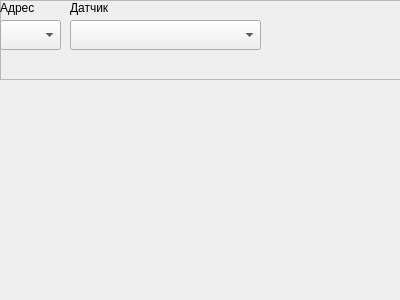
The window that m_cfg/unitWidgets/widget_rlm_krl.ui (xXRadioHeadXx/start7) describes before a commit, drawn with Qt 5.
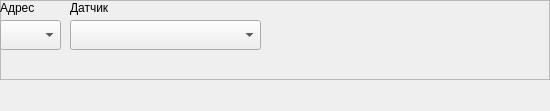
The same window after the commit.

Diff of the .ui file:
```diff
--- a/m_cfg/unitWidgets/widget_rlm_krl.ui
+++ b/m_cfg/unitWidgets/widget_rlm_krl.ui
@@ -6,8 +6,8 @@
    <rect>
     <x>0</x>
     <y>0</y>
-    <width>400</width>
-    <height>300</height>
+    <width>550</width>
+    <height>111</height>
    </rect>
   </property>
   <property name="windowTitle">
```
